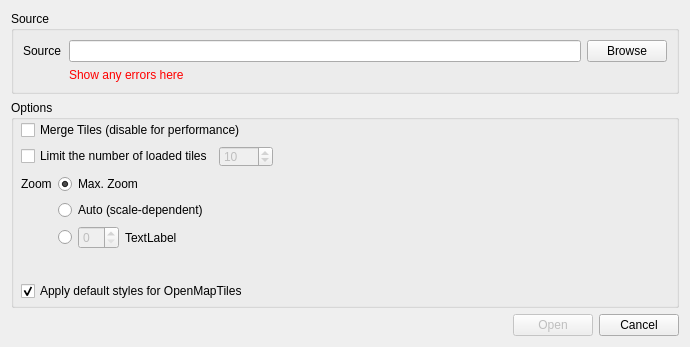
This is ui/dlg_file_connection.ui in geometalab/Vector-Tiles-Reader-QGIS-Plugin as Qt 5 draws it before an edit. The edited form follows.
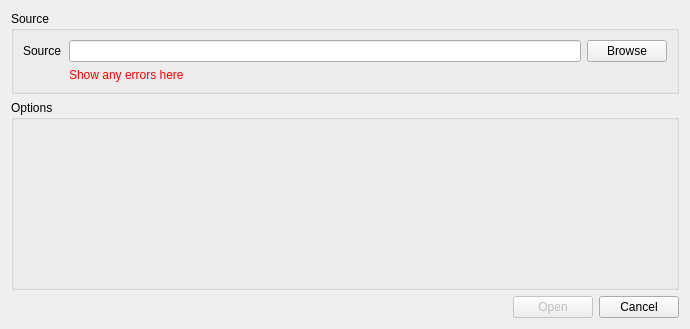
This is the edited form. Icons and pictures are not drawn.

```diff
--- a/ui/dlg_file_connection.ui
+++ b/ui/dlg_file_connection.ui
@@ -10,7 +10,7 @@
     <x>0</x>
     <y>0</y>
     <width>690</width>
-    <height>347</height>
+    <height>323</height>
    </rect>
   </property>
   <property name="sizePolicy">
@@ -58,189 +58,6 @@
      <property name="title">
       <string>Options</string>
      </property>
-     <widget class="QWidget" name="formLayoutWidget_2">
-      <property name="geometry">
-       <rect>
-        <x>10</x>
-        <y>20</y>
-        <width>651</width>
-        <height>181</height>
-       </rect>
-      </property>
-      <layout class="QFormLayout" name="formLayout_2">
-       <property name="fieldGrowthPolicy">
-        <enum>QFormLayout::AllNonFixedFieldsGrow</enum>
-       </property>
-       <item row="1" column="0" colspan="2">
-        <widget class="QCheckBox" name="chkMergeTiles">
-         <property name="text">
-          <string>Merge Tiles (disable for performance)</string>
-         </property>
-         <property name="checked">
-          <bool>false</bool>
-         </property>
-        </widget>
-       </item>
-       <item row="4" column="0">
-        <widget class="QLabel" name="label_5">
-         <property name="maximumSize">
-          <size>
-           <width>16777215</width>
-           <height>20</height>
-          </size>
-         </property>
-         <property name="text">
-          <string>Zoom</string>
-         </property>
-        </widget>
-       </item>
-       <item row="4" column="1">
-        <widget class="QRadioButton" name="rbZoomMax">
-         <property name="text">
-          <string>Max. Zoom</string>
-         </property>
-         <property name="checked">
-          <bool>true</bool>
-         </property>
-         <attribute name="buttonGroup">
-          <string notr="true">buttonGroup_2</string>
-         </attribute>
-        </widget>
-       </item>
-       <item row="5" column="1">
-        <widget class="QRadioButton" name="rbZoomAuto">
-         <property name="text">
-          <string>Auto (scale-dependent)</string>
-         </property>
-         <attribute name="buttonGroup">
-          <string notr="true">buttonGroup_2</string>
-         </attribute>
-        </widget>
-       </item>
-       <item row="2" column="0" colspan="2">
-        <layout class="QGridLayout" name="gridLayout_5" columnstretch="0,0,0">
-         <property name="horizontalSpacing">
-          <number>6</number>
-         </property>
-         <item row="1" column="1" alignment="Qt::AlignLeft|Qt::AlignVCenter">
-          <widget class="QSpinBox" name="spinNrOfLoadedTiles">
-           <property name="enabled">
-            <bool>false</bool>
-           </property>
-           <property name="minimumSize">
-            <size>
-             <width>0</width>
-             <height>21</height>
-            </size>
-           </property>
-           <property name="minimum">
-            <number>1</number>
-           </property>
-           <property name="maximum">
-            <number>9999</number>
-           </property>
-           <property name="value">
-            <number>10</number>
-           </property>
-          </widget>
-         </item>
-         <item row="1" column="0">
-          <widget class="QCheckBox" name="chkLimitNrOfTiles">
-           <property name="text">
-            <string>Limit the number of loaded tiles</string>
-           </property>
-          </widget>
-         </item>
-         <item row="1" column="2">
-          <spacer name="horizontalSpacer_3">
-           <property name="orientation">
-            <enum>Qt::Horizontal</enum>
-           </property>
-           <property name="sizeHint" stdset="0">
-            <size>
-             <width>40</width>
-             <height>20</height>
-            </size>
-           </property>
-          </spacer>
-         </item>
-        </layout>
-       </item>
-       <item row="6" column="1">
-        <layout class="QHBoxLayout" name="horizontalLayout">
-         <item>
-          <widget class="QRadioButton" name="rbZoomManual">
-           <property name="text">
-            <string/>
-           </property>
-           <attribute name="buttonGroup">
-            <string notr="true">buttonGroup_2</string>
-           </attribute>
-          </widget>
-         </item>
-         <item alignment="Qt::AlignLeft">
-          <widget class="QSpinBox" name="zoomSpin">
-           <property name="enabled">
-            <bool>false</bool>
-           </property>
-           <property name="maximumSize">
-            <size>
-             <width>70</width>
-             <height>16777215</height>
-            </size>
-           </property>
-          </widget>
-         </item>
-         <item>
-          <widget class="QLabel" name="lblZoomRange">
-           <property name="text">
-            <string>TextLabel</string>
-           </property>
-          </widget>
-         </item>
-         <item>
-          <spacer name="horizontalSpacer">
-           <property name="orientation">
-            <enum>Qt::Horizontal</enum>
-           </property>
-           <property name="sizeHint" stdset="0">
-            <size>
-             <width>40</width>
-             <height>20</height>
-            </size>
-           </property>
-          </spacer>
-         </item>
-        </layout>
-       </item>
-       <item row="8" column="0" colspan="2">
-        <widget class="QCheckBox" name="chkApplyStyles">
-         <property name="text">
-          <string>Apply default styles for OpenMapTiles</string>
-         </property>
-         <property name="checked">
-          <bool>true</bool>
-         </property>
-        </widget>
-       </item>
-       <item row="7" column="0">
-        <spacer name="verticalSpacer">
-         <property name="orientation">
-          <enum>Qt::Vertical</enum>
-         </property>
-         <property name="sizeType">
-          <enum>QSizePolicy::Fixed</enum>
-         </property>
-         <property name="sizeHint" stdset="0">
-          <size>
-           <width>20</width>
-           <height>20</height>
-          </size>
-         </property>
-        </spacer>
-       </item>
-      </layout>
-     </widget>
     </widget>
    </item>
    <item row="2" column="0">
```
Left out of the diff: 2 changed lines with no effect on the pictures.
